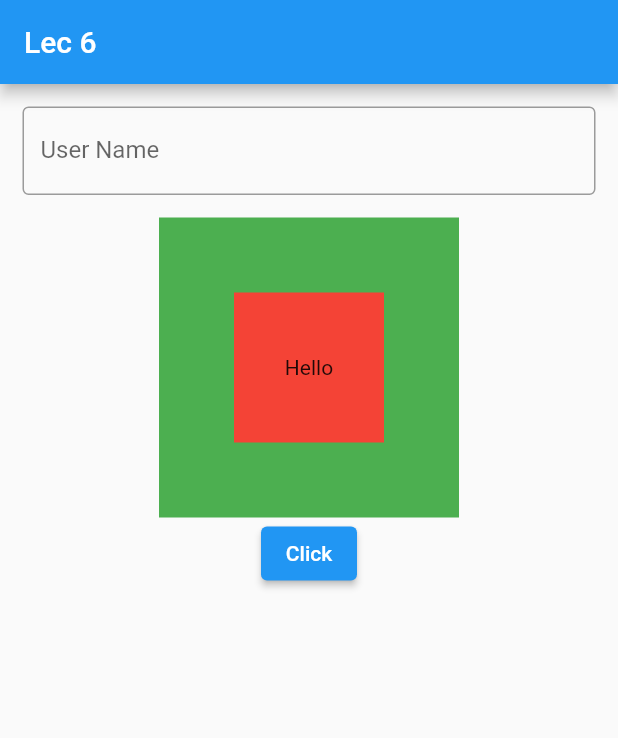
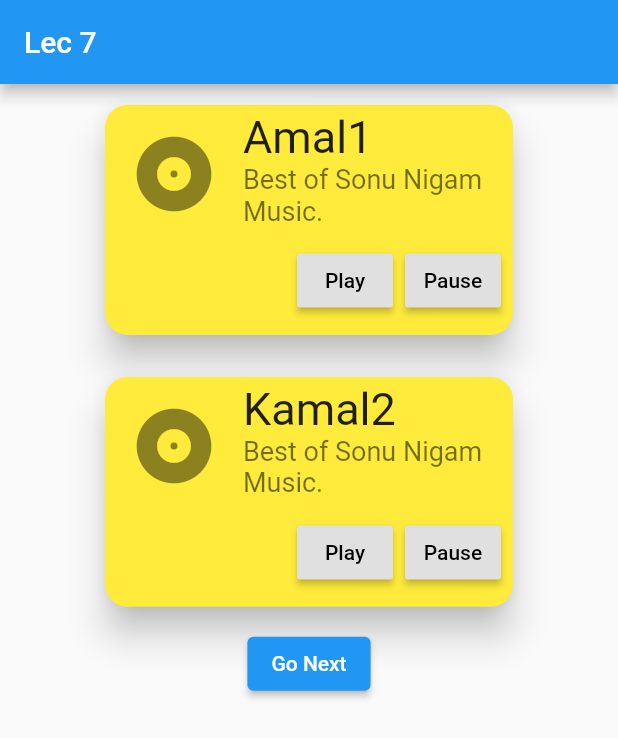
Before and after one commit to Isuranga2/MIHA_Learning, a Flutter app: the screen it shows after launch, on a phone screen of 412 x 824 dp. Shown: the top 738 px of the screen. Run offline on Flutter 3.47's test engine with Material 2 defaults, Android fonts, the phone set to English and light mode, and no system bars; our stand-ins replace flutter_svg.

Commit message:
complete Lec 7

```diff
--- a/lib/main.dart
+++ b/lib/main.dart
@@ -1,4 +1,5 @@
-import 'package:MIHA_Learning/screens/lec6Screen.dart';
+import 'package:MIHA_Learning/screens/lec6/lec6Screen.dart';
+import 'package:MIHA_Learning/screens/lec7/lec7Screen.dart';
 import 'package:flutter/material.dart';
 
 
@@ -16,7 +17,7 @@ class MyApp extends StatelessWidget {
       theme: ThemeData(
         primarySwatch: Colors.blue,
       ),
-      home: const Lec6Screen(), //Screen widget
+      home: const Lec7Screen(), //Screen widget
     );
   }
 }
--- a/lib/screens/lec6Screen.dart
+++ b/lib/screens/lec6/lec6Screen.dart
@@ -1,7 +1,12 @@
 import 'package:MIHA_Learning/screens/lec6/stateFulW.dart';
 import 'package:MIHA_Learning/screens/lec6/stateLessW.dart';
+import 'package:MIHA_Learning/widgets/customButton.dart';
 import 'package:flutter/material.dart';
 
+//**
+//
+//
+// */
 class Lec6Screen extends StatefulWidget {
   const Lec6Screen({super.key});
 
@@ -64,6 +69,7 @@ class _Lec6ScreenState extends State<Lec6Screen> {
           );
   }
 
+  //
   Widget emailInputWidget(TextEditingController ctrl){
     return Container(
                   padding: EdgeInsets.all(15),
--- /dev/null
+++ b/lib/screens/lec7/lec7Screen.dart
@@ -0,0 +1,69 @@
+import 'package:MIHA_Learning/screens/lec7/lec7Screen2.dart';
+import 'package:MIHA_Learning/widgets/customButton.dart';
+import 'package:MIHA_Learning/widgets/profileCard.dart';
+import 'package:flutter/material.dart';
+
+class Lec7Screen extends StatefulWidget {
+  const Lec7Screen({super.key});
+
+  @override
+  State<Lec7Screen> createState() => _Lec7ScreenState();
+}
+
+class _Lec7ScreenState extends State<Lec7Screen> {
+  //user load
+  //model
+  List names = ["Amal1", "Kamal2"];
+
+  @override
+  Widget build(BuildContext context) {
+    return Scaffold(
+      appBar: AppBar(title: const Text("Lec 7")),
+      body: Center(
+        child: Column(
+          children: [
+            // CustomButton(
+            //   buttonText: "Register",
+            //   buttonColor: Colors.yellow,
+            // ),
+            // CustomButton(
+            //   buttonText: "Hello",
+            // ),
+            ProfileCard(profileName: names[0]),
+            ProfileCard(
+              profileName: names[1],
+            ),
+            // ProfileCard(
+            //   profileName: names[1],
+            // ),
+            // ProfileCard(
+            //   profileName: names[1],
+            // ),
+            ElevatedButton(
+                onPressed: () {
+                  //! Go next page/screen & CAN come back
+                  Navigator.push(
+                    context,
+                    MaterialPageRoute(builder: (context) => Lec7Screen2()),
+                  );
+
+                  //! Go next page/screen & CAN NOT come back & Remove Previous Screen from Stack
+                  // Navigator.pushReplacement(
+                  //   context,
+                  //   MaterialPageRoute(builder: (context) => Lec7Screen2()),
+                  // );
+
+                  //! Go next page/screen & CAN NOT come back & Remove All Previous Screen from Stack
+                  // Navigator.of(context).pushAndRemoveUntil(
+                  //     MaterialPageRoute(builder: (context) => Lec7Screen2()),
+                  //     (Route<dynamic> route) => false);
+                },
+                child: Text(
+                  "Go Next",
+                )),
+          ],
+        ),
+      ),
+    );
+  }
+}
--- /dev/null
+++ b/lib/theme/appColors.dart
@@ -0,0 +1,4 @@
+
+import 'package:flutter/material.dart';
+
+Color Primary_Color = Color.fromARGB(255, 223, 27, 27);
--- /dev/null
+++ b/lib/widgets/profileCard.dart
@@ -0,0 +1,46 @@
+import 'package:flutter/material.dart';
+
+class ProfileCard extends StatelessWidget {
+  String? profileName;
+  ProfileCard({super.key, required this.profileName});
+
+  @override
+  Widget build(BuildContext context) {
+    final height = MediaQuery.of(context).size.height;
+    return Container(
+      width: 300,
+      height: height * 0.22,
+      padding: new EdgeInsets.all(10.0),
+      child: Card(
+        shape: RoundedRectangleBorder(
+          borderRadius: BorderRadius.circular(15.0),
+        ),
+        color: Colors.yellow,
+        elevation: 10,
+        child: Column(
+          mainAxisSize: MainAxisSize.min,
+          children: <Widget>[
+            ListTile(
+              leading: Icon(Icons.album, size: 60),
+              title: Text(profileName!, style: TextStyle(fontSize: 30.0)),
+              subtitle: Text('Best of Sonu Nigam Music.',
+                  style: TextStyle(fontSize: 18.0)),
+            ),
+            ButtonBar(
+              children: <Widget>[
+                RaisedButton(
+                  child: const Text('Play'),
+                  onPressed: () {/* ... */},
+                ),
+                RaisedButton(
+                  child: const Text('Pause'),
+                  onPressed: () {/* ... */},
+                ),
+              ],
+            ),
+          ],
+        ),
+      ),
+    );
+  }
+}
```
Also changed, not shown: lib/screens/lec7/lec7Screen2.dart (added, +28 -0 lines), lib/theme/appTextStyles.dart (added, +8 -0 lines), lib/widgets/customButton.dart (added, +31 -0 lines).
